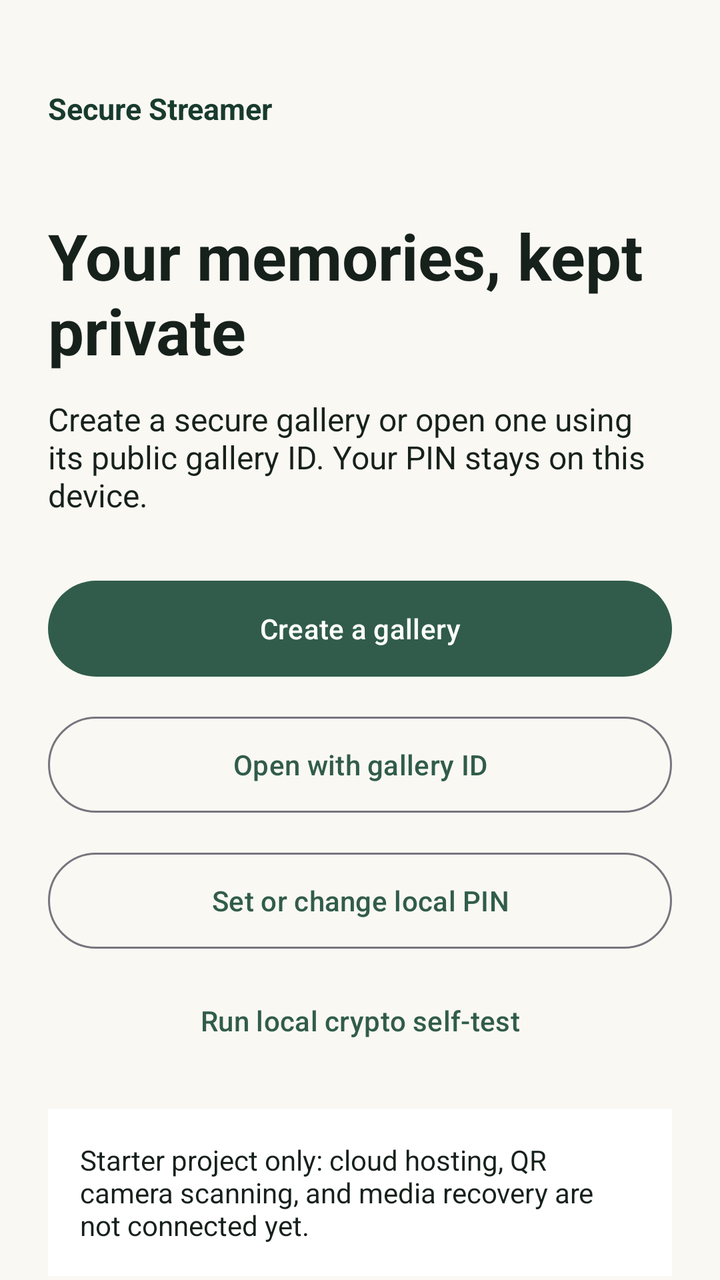
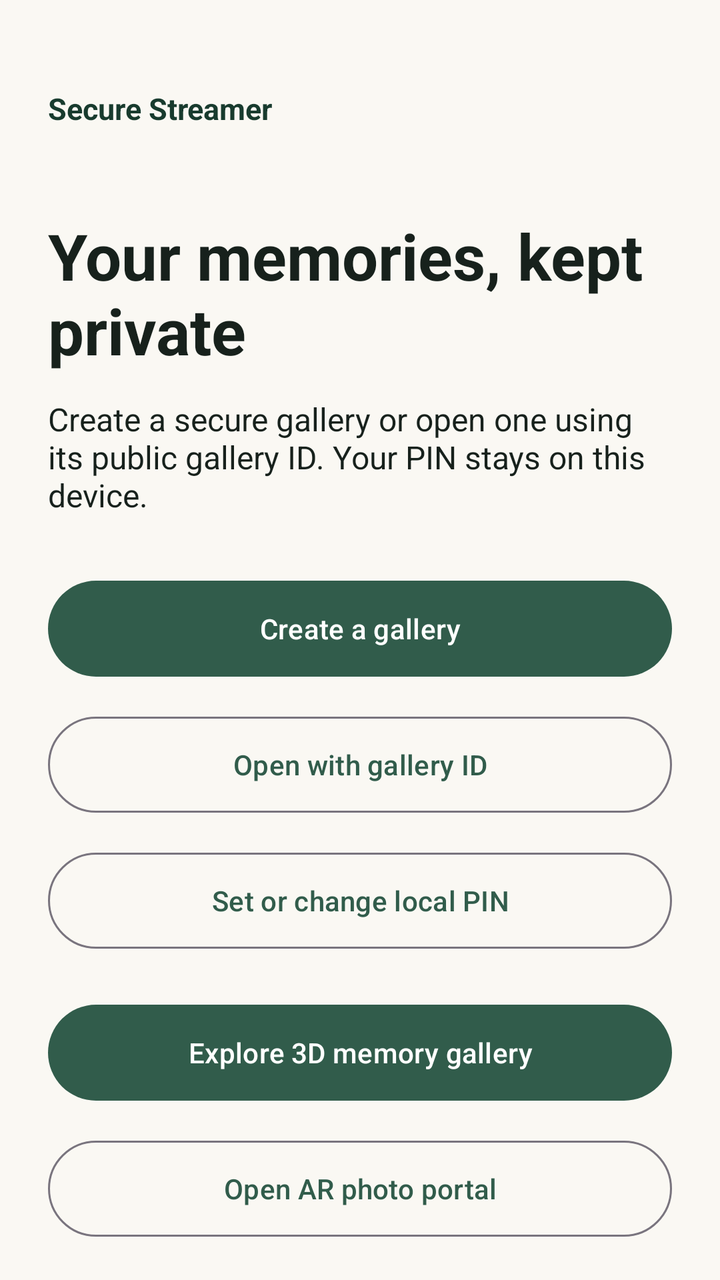

An Android layout rendered at two revisions. The XML below is the earlier revision; the diff shows what the commit changed to produce the second picture.
<!-- AndroidManifest.xml: application theme Theme.SecureStreamer -->
<!-- res/layout/activity_main.xml -->
<?xml version="1.0" encoding="utf-8"?>
<androidx.core.widget.NestedScrollView xmlns:android="http://schemas.android.com/apk/res/android"
    xmlns:app="http://schemas.android.com/apk/res-auto"
    android:layout_width="match_parent"
    android:layout_height="match_parent"
    android:background="@color/surface"
    android:fillViewport="true">

    <LinearLayout
        android:layout_width="match_parent"
        android:layout_height="wrap_content"
        android:orientation="vertical"
        android:padding="24dp">

        <TextView
            android:layout_width="wrap_content"
            android:layout_height="wrap_content"
            android:layout_marginTop="20dp"
            android:text="@string/app_name"
            android:textColor="@color/brand_primary_dark"
            android:textSize="15sp"
            android:textStyle="bold" />

        <TextView
            android:layout_width="match_parent"
            android:layout_height="wrap_content"
            android:layout_marginTop="42dp"
            android:text="@string/welcome_title"
            android:textColor="@color/ink"
            android:textSize="32sp"
            android:textStyle="bold" />

        <TextView
            android:layout_width="match_parent"
            android:layout_height="wrap_content"
            android:layout_marginTop="12dp"
            android:layout_marginBottom="28dp"
            android:text="@string/welcome_body"
            android:textColor="@color/ink"
            android:textSize="16sp" />

        <com.google.android.material.button.MaterialButton
            android:id="@+id/createGalleryButton"
            android:layout_width="match_parent"
            android:layout_height="wrap_content"
            android:minHeight="56dp"
            android:text="@string/host_gallery" />

        <com.google.android.material.button.MaterialButton
            android:id="@+id/openGalleryButton"
            style="@style/Widget.Material3.Button.OutlinedButton"
            android:layout_width="match_parent"
            android:layout_height="wrap_content"
            android:layout_marginTop="12dp"
            android:minHeight="56dp"
            android:text="@string/open_qr" />

        <com.google.android.material.button.MaterialButton
            android:id="@+id/pinButton"
            style="@style/Widget.Material3.Button.OutlinedButton"
            android:layout_width="match_parent"
            android:layout_height="wrap_content"
            android:layout_marginTop="12dp"
            android:minHeight="56dp"
            android:text="@string/configure_pin" />

        <com.google.android.material.button.MaterialButton
            android:id="@+id/cryptoTestButton"
            style="@style/Widget.Material3.Button.TextButton"
            android:layout_width="match_parent"
            android:layout_height="wrap_content"
            android:layout_marginTop="8dp"
            android:text="@string/crypto_test" />

        <TextView
            android:layout_width="match_parent"
            android:layout_height="wrap_content"
            android:layout_marginTop="20dp"
            android:background="@android:color/white"
            android:padding="16dp"
            android:text="@string/stage_notice"
            android:textColor="@color/ink"
            android:textSize="14sp" />
    </LinearLayout>
</androidx.core.widget.NestedScrollView>
<!-- resources referenced by this layout -->
<resources>
  <color name="brand_primary_dark">#183B2E</color>
  <color name="ink">#17211C</color>
  <color name="surface">#FAF8F3</color>
  <string name="app_name">Secure Streamer</string>
  <string name="configure_pin">Set or change local PIN</string>
  <string name="crypto_test">Run local crypto self-test</string>
  <string name="host_gallery">Create a gallery</string>
  <string name="open_qr">Open with gallery ID</string>
  <string name="stage_notice">Starter project only: cloud hosting, QR camera scanning, and media recovery are not connected yet.</string>
  <string name="welcome_body">Create a secure gallery or open one using its public gallery ID. Your PIN stays on this device.</string>
  <string name="welcome_title">Your memories, kept private</string>
  <style name="Theme.SecureStreamer" parent="Theme.Material3.DayNight.NoActionBar">
          <item name="colorPrimary">@color/brand_primary</item>
          <item name="colorPrimaryContainer">@color/brand_primary_dark</item>
          <item name="colorSecondary">@color/brand_accent</item>
          <item name="android:colorAccent">@color/brand_accent</item>
          <item name="android:windowLightStatusBar">true</item>
          <item name="android:statusBarColor">@color/surface</item>
          <item name="android:navigationBarColor">@color/surface</item>
          <item name="android:windowLightNavigationBar">true</item>
      </style>
  <color name="brand_primary">#315C4B</color>
  <color name="brand_accent">#D99A57</color>
</resources>

<!-- the commit's change to res/layout/activity_main.xml (unified diff, before → after) -->
@@ -1,85 +1,23 @@
 <?xml version="1.0" encoding="utf-8"?>
 <androidx.core.widget.NestedScrollView xmlns:android="http://schemas.android.com/apk/res/android"
-    xmlns:app="http://schemas.android.com/apk/res-auto"
     android:layout_width="match_parent"
     android:layout_height="match_parent"
     android:background="@color/surface"
     android:fillViewport="true">
-
     <LinearLayout
         android:layout_width="match_parent"
         android:layout_height="wrap_content"
         android:orientation="vertical"
         android:padding="24dp">
-
-        <TextView
-            android:layout_width="wrap_content"
-            android:layout_height="wrap_content"
-            android:layout_marginTop="20dp"
-            android:text="@string/app_name"
-            android:textColor="@color/brand_primary_dark"
-            android:textSize="15sp"
-            android:textStyle="bold" />
-
-        <TextView
-            android:layout_width="match_parent"
-            android:layout_height="wrap_content"
-            android:layout_marginTop="42dp"
-            android:text="@string/welcome_title"
-            android:textColor="@color/ink"
-            android:textSize="32sp"
-            android:textStyle="bold" />
-
-        <TextView
-            android:layout_width="match_parent"
-            android:layout_height="wrap_content"
-            android:layout_marginTop="12dp"
-            android:layout_marginBottom="28dp"
-            android:text="@string/welcome_body"
-            android:textColor="@color/ink"
-            android:textSize="16sp" />
-
-        <com.google.android.material.button.MaterialButton
-            android:id="@+id/createGalleryButton"
-            android:layout_width="match_parent"
-            android:layout_height="wrap_content"
-            android:minHeight="56dp"
-            android:text="@string/host_gallery" />
-
-        <com.google.android.material.button.MaterialButton
-            android:id="@+id/openGalleryButton"
-            style="@style/Widget.Material3.Button.OutlinedButton"
-            android:layout_width="match_parent"
-            android:layout_height="wrap_content"
-            android:layout_marginTop="12dp"
-            android:minHeight="56dp"
-            android:text="@string/open_qr" />
-
-        <com.google.android.material.button.MaterialButton
-            android:id="@+id/pinButton"
-            style="@style/Widget.Material3.Button.OutlinedButton"
-            android:layout_width="match_parent"
-            android:layout_height="wrap_content"
-            android:layout_marginTop="12dp"
-            android:minHeight="56dp"
-            android:text="@string/configure_pin" />
-
-        <com.google.android.material.button.MaterialButton
-            android:id="@+id/cryptoTestButton"
-            style="@style/Widget.Material3.Button.TextButton"
-            android:layout_width="match_parent"
-            android:layout_height="wrap_content"
-            android:layout_marginTop="8dp"
-            android:text="@string/crypto_test" />
-
-        <TextView
-            android:layout_width="match_parent"
-            android:layout_height="wrap_content"
-            android:layout_marginTop="20dp"
-            android:background="@android:color/white"
-            android:padding="16dp"
-            android:text="@string/stage_notice"
-            android:textColor="@color/ink"
-            android:textSize="14sp" />
+        <TextView android:layout_width="wrap_content" android:layout_height="wrap_content" android:layout_marginTop="20dp" android:text="@string/app_name" android:textColor="@color/brand_primary_dark" android:textSize="15sp" android:textStyle="bold" />
+        <TextView android:layout_width="match_parent" android:layout_height="wrap_content" android:layout_marginTop="42dp" android:text="@string/welcome_title" android:textColor="@color/ink" android:textSize="32sp" android:textStyle="bold" />
+        <TextView android:layout_width="match_parent" android:layout_height="wrap_content" android:layout_marginTop="12dp" android:layout_marginBottom="28dp" android:text="@string/welcome_body" android:textColor="@color/ink" android:textSize="16sp" />
+        <com.google.android.material.button.MaterialButton android:id="@+id/createGalleryButton" android:layout_width="match_parent" android:layout_height="wrap_content" android:minHeight="56dp" android:text="@string/host_gallery" />
+        <com.google.android.material.button.MaterialButton android:id="@+id/openGalleryButton" style="@style/Widget.Material3.Button.OutlinedButton" android:layout_width="match_parent" android:layout_height="wrap_content" android:layout_marginTop="12dp" android:minHeight="56dp" android:text="@string/open_qr" />
+        <com.google.android.material.button.MaterialButton android:id="@+id/pinButton" style="@style/Widget.Material3.Button.OutlinedButton" android:layout_width="match_parent" android:layout_height="wrap_content" android:layout_marginTop="12dp" android:minHeight="56dp" android:text="@string/configure_pin" />
+        <com.google.android.material.button.MaterialButton android:id="@+id/virtualGalleryButton" android:layout_width="match_parent" android:layout_height="wrap_content" android:layout_marginTop="20dp" android:minHeight="56dp" android:text="@string/virtual_gallery" />
+        <com.google.android.material.button.MaterialButton android:id="@+id/arPortalButton" style="@style/Widget.Material3.Button.OutlinedButton" android:layout_width="match_parent" android:layout_height="wrap_content" android:layout_marginTop="12dp" android:minHeight="56dp" android:text="@string/ar_portal" />
+        <com.google.android.material.button.MaterialButton android:id="@+id/cryptoTestButton" style="@style/Widget.Material3.Button.TextButton" android:layout_width="match_parent" android:layout_height="wrap_content" android:layout_marginTop="8dp" android:text="@string/crypto_test" />
+        <TextView android:layout_width="match_parent" android:layout_height="wrap_content" android:layout_marginTop="20dp" android:background="@android:color/white" android:padding="16dp" android:text="@string/stage_notice" android:textColor="@color/ink" android:textSize="14sp" />
     </LinearLayout>
 </androidx.core.widget.NestedScrollView>
<!-- resource entries referenced after the edit -->
@@ -4,11 +4,13 @@
   <color name="ink">#17211C</color>
   <color name="surface">#FAF8F3</color>
   <string name="app_name">Secure Streamer</string>
+  <string name="ar_portal">Open AR photo portal</string>
   <string name="configure_pin">Set or change local PIN</string>
   <string name="crypto_test">Run local crypto self-test</string>
   <string name="host_gallery">Create a gallery</string>
   <string name="open_qr">Open with gallery ID</string>
-  <string name="stage_notice">Starter project only: cloud hosting, QR camera scanning, and media recovery are not connected yet.</string>
+  <string name="stage_notice">Starter project: cloud hosting and recovery are not connected. Explore the 3D gallery demo or ARCore portal preview.</string>
+  <string name="virtual_gallery">Explore 3D memory gallery</string>
   <string name="welcome_body">Create a secure gallery or open one using its public gallery ID. Your PIN stays on this device.</string>
   <string name="welcome_title">Your memories, kept private</string>
   <style name="Theme.SecureStreamer" parent="Theme.Material3.DayNight.NoActionBar">
